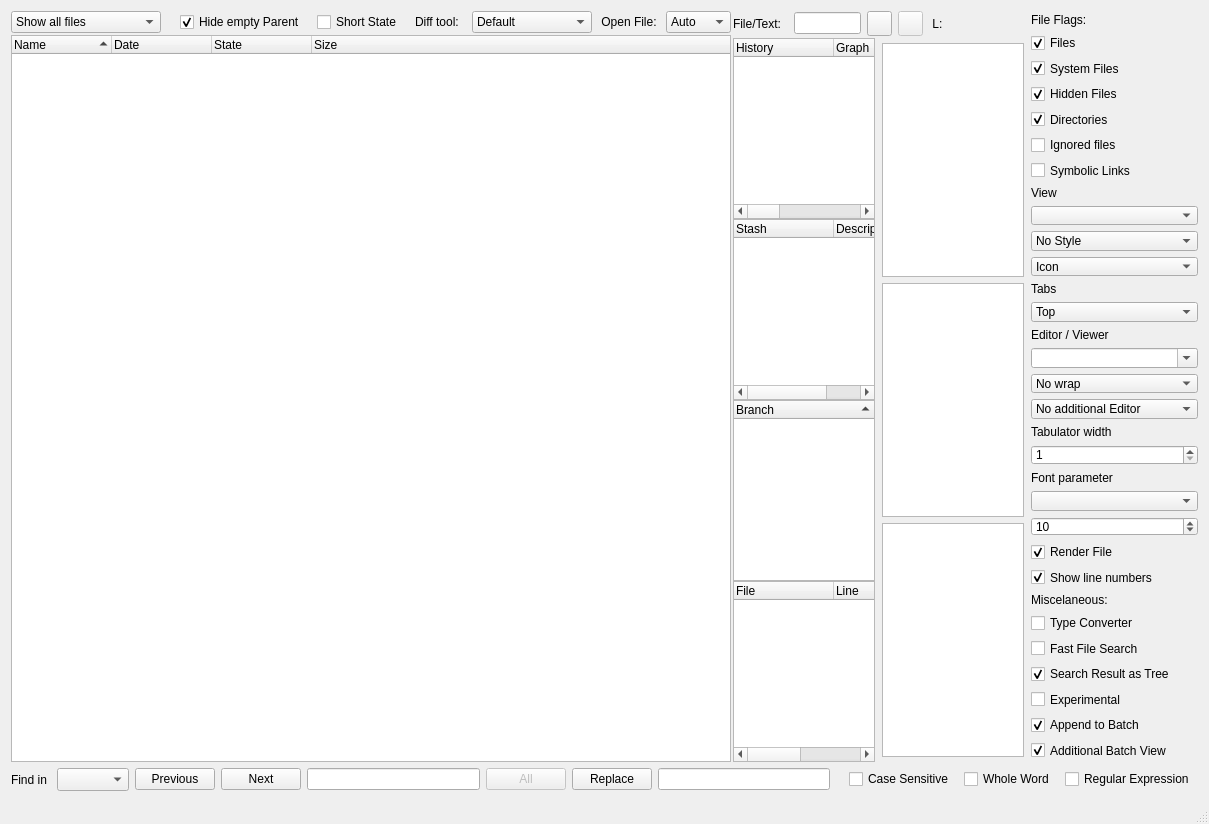
Rolloke/GUI-Apps, file GitView/source/mainwindow.ui: the form before one commit.
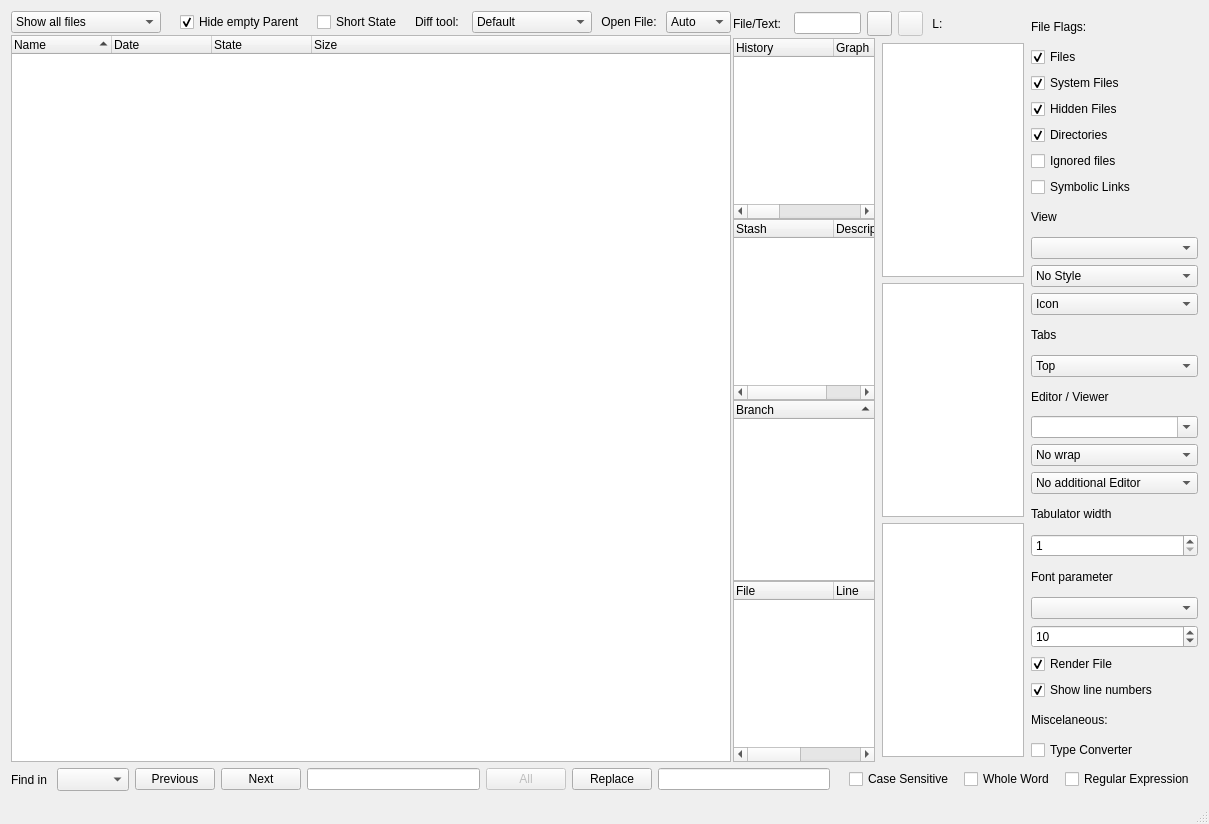
The form after the commit. Icons and pictures are not drawn. Custom widgets are drawn as their Qt base class.

Commit message: changed som checkbox items to bool and moved to misc settings

```diff
--- a/GitView/source/mainwindow.ui
+++ b/GitView/source/mainwindow.ui
@@ -828,7 +828,7 @@
          <widget class="QCheckBox" name="ckHiddenFiles">
           <property name="minimumSize">
            <size>
-            <width>160</width>
+            <width>0</width>
             <height>0</height>
            </size>
           </property>
@@ -1195,65 +1195,6 @@
           </property>
          </widget>
         </item>
-        <item>
-         <widget class="QCheckBox" name="ckFastFileSearch">
-          <property name="toolTip">
-           <string>Use fast file search function (fsrc)</string>
-          </property>
-          <property name="text">
-           <string>Fast File Search</string>
-          </property>
-         </widget>
-        </item>
-        <item>
-         <widget class="QCheckBox" name="ckSearchResultsAsSearchTree">
-          <property name="toolTip">
-           <string>Store search results as a tree, not as single items</string>
-          </property>
-          <property name="text">
-           <string>Search Result as Tree</string>
-          </property>
-          <property name="checked">
-           <bool>true</bool>
-          </property>
-         </widget>
-        </item>
-        <item>
-         <widget class="QCheckBox" name="ckExperimental">
-          <property name="toolTip">
-           <string>Experimental functions</string>
-          </property>
-          <property name="text">
-           <string>Experimental</string>
-          </property>
-         </widget>
-        </item>
-        <item>
-         <widget class="QCheckBox" name="ckAppendToBatch">
-          <property name="statusTip">
-           <string>Append background command to batch list, if busy</string>
-          </property>
-          <property name="text">
-           <string>Append to Batch</string>
-          </property>
-          <property name="checked">
-           <bool>true</bool>
-          </property>
-         </widget>
-        </item>
-        <item>
-         <widget class="QCheckBox" name="ckOutput2secondTextView">
-          <property name="statusTip">
-           <string>Show background command output in additional text view</string>
-          </property>
-          <property name="text">
-           <string>Additional Batch View</string>
-          </property>
-          <property name="checked">
-           <bool>true</bool>
-          </property>
-         </widget>
-        </item>
        </layout>
       </item>
      </layout>
```
The commit also changes 6 other files.
